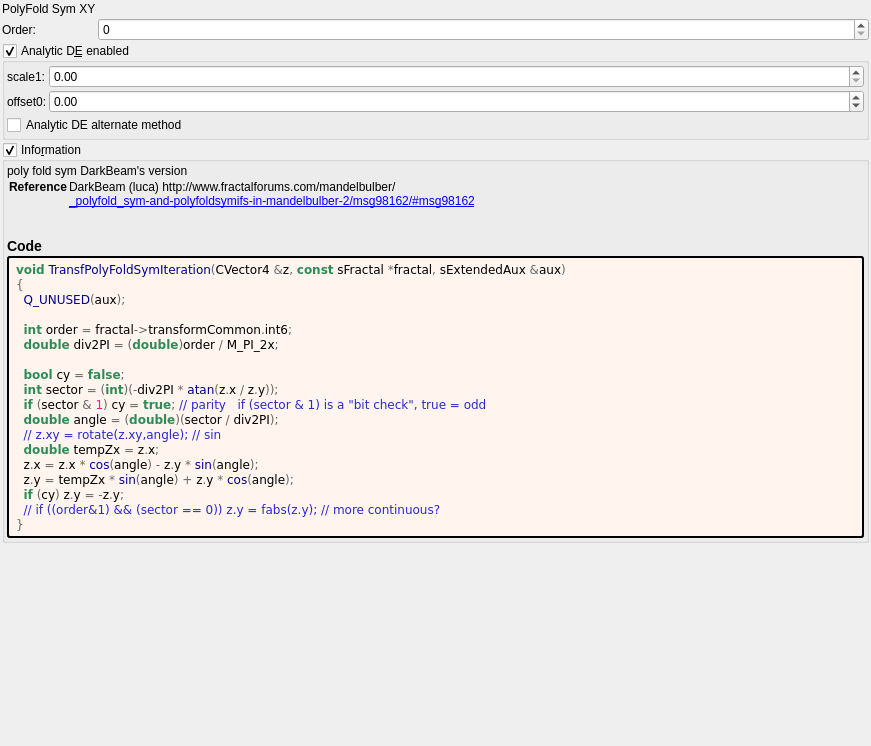
buddhi1980/mandelbulber2, file mandelbulber2/formula/ui/transf_poly_fold_sym.ui: the form before one commit.
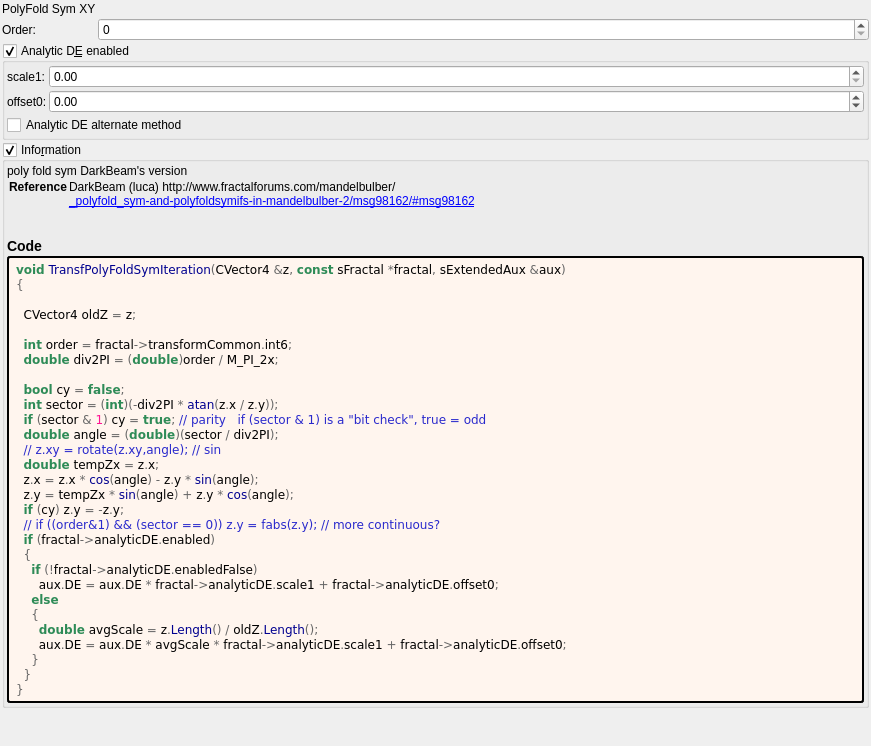
The form after the commit. Custom widgets are drawn as their Qt base class.

What changed in the file:
```diff
--- a/mandelbulber2/formula/ui/transf_poly_fold_sym.ui
+++ b/mandelbulber2/formula/ui/transf_poly_fold_sym.ui
@@ -234,7 +234,8 @@
          <string notr="true">&lt;body style=&quot;background-color:#fff5ee&quot;&gt;
 &lt;pre style=&quot;color:#000000; background-color:#fff5ee;  font-family:'Courier New',monospace;&quot;&gt;&lt;span style=&quot;color:#2e8b57; font-weight:bold&quot;&gt;void&lt;/span&gt; &lt;span style=&quot;color:#00008f&quot;&gt;TransfPolyFoldSymIteration&lt;/span&gt;&lt;span style=&quot;color:#676767&quot;&gt;(&lt;/span&gt;CVector4 &lt;span style=&quot;color:#676767&quot;&gt;&amp;amp;&lt;/span&gt;z&lt;span style=&quot;color:#676767&quot;&gt;,&lt;/span&gt; &lt;span style=&quot;color:#2e8b57; font-weight:bold&quot;&gt;const&lt;/span&gt; sFractal &lt;span style=&quot;color:#676767&quot;&gt;*&lt;/span&gt;fractal&lt;span style=&quot;color:#676767&quot;&gt;,&lt;/span&gt; sExtendedAux &lt;span style=&quot;color:#676767&quot;&gt;&amp;amp;&lt;/span&gt;aux&lt;span style=&quot;color:#676767&quot;&gt;)&lt;/span&gt;
 &lt;span style=&quot;color:#676767&quot;&gt;{&lt;/span&gt;
-  &lt;span style=&quot;color:#00008f&quot;&gt;Q_UNUSED&lt;/span&gt;&lt;span style=&quot;color:#676767&quot;&gt;(&lt;/span&gt;aux&lt;span style=&quot;color:#676767&quot;&gt;);&lt;/span&gt;
+
+  CVector4 oldZ &lt;span style=&quot;color:#676767&quot;&gt;=&lt;/span&gt; z&lt;span style=&quot;color:#676767&quot;&gt;;&lt;/span&gt;
 
   &lt;span style=&quot;color:#2e8b57; font-weight:bold&quot;&gt;int&lt;/span&gt; order &lt;span style=&quot;color:#676767&quot;&gt;=&lt;/span&gt; fractal&lt;span style=&quot;color:#676767&quot;&gt;-&amp;gt;&lt;/span&gt;transformCommon&lt;span style=&quot;color:#676767&quot;&gt;.&lt;/span&gt;int6&lt;span style=&quot;color:#676767&quot;&gt;;&lt;/span&gt;
   &lt;span style=&quot;color:#2e8b57; font-weight:bold&quot;&gt;double&lt;/span&gt; div2PI &lt;span style=&quot;color:#676767&quot;&gt;= (&lt;/span&gt;&lt;span style=&quot;color:#2e8b57; font-weight:bold&quot;&gt;double&lt;/span&gt;&lt;span style=&quot;color:#676767&quot;&gt;)&lt;/span&gt;order &lt;span style=&quot;color:#676767&quot;&gt;/&lt;/span&gt; M_PI_2x&lt;span style=&quot;color:#676767&quot;&gt;;&lt;/span&gt;
@@ -249,6 +250,16 @@
   z&lt;span style=&quot;color:#676767&quot;&gt;.&lt;/span&gt;y &lt;span style=&quot;color:#676767&quot;&gt;=&lt;/span&gt; tempZx &lt;span style=&quot;color:#676767&quot;&gt;*&lt;/span&gt; &lt;span style=&quot;color:#00008f&quot;&gt;sin&lt;/span&gt;&lt;span style=&quot;color:#676767&quot;&gt;(&lt;/span&gt;angle&lt;span style=&quot;color:#676767&quot;&gt;) +&lt;/span&gt; z&lt;span style=&quot;color:#676767&quot;&gt;.&lt;/span&gt;y &lt;span style=&quot;color:#676767&quot;&gt;*&lt;/span&gt; &lt;span style=&quot;color:#00008f&quot;&gt;cos&lt;/span&gt;&lt;span style=&quot;color:#676767&quot;&gt;(&lt;/span&gt;angle&lt;span style=&quot;color:#676767&quot;&gt;);&lt;/span&gt;
   &lt;span style=&quot;color:#2e8b57; font-weight:bold&quot;&gt;if&lt;/span&gt; &lt;span style=&quot;color:#676767&quot;&gt;(&lt;/span&gt;cy&lt;span style=&quot;color:#676767&quot;&gt;)&lt;/span&gt; z&lt;span style=&quot;color:#676767&quot;&gt;.&lt;/span&gt;y &lt;span style=&quot;color:#676767&quot;&gt;= -&lt;/span&gt;z&lt;span style=&quot;color:#676767&quot;&gt;.&lt;/span&gt;y&lt;span style=&quot;color:#676767&quot;&gt;;&lt;/span&gt;
   &lt;span style=&quot;color:#2929cc&quot;&gt;// if ((order&amp;amp;1) &amp;amp;&amp;amp; (sector == 0)) z.y = fabs(z.y); // more continuous?&lt;/span&gt;
+  &lt;span style=&quot;color:#2e8b57; font-weight:bold&quot;&gt;if&lt;/span&gt; &lt;span style=&quot;color:#676767&quot;&gt;(&lt;/span&gt;fractal&lt;span style=&quot;color:#676767&quot;&gt;-&amp;gt;&lt;/span&gt;analyticDE&lt;span style=&quot;color:#676767&quot;&gt;.&lt;/span&gt;enabled&lt;span style=&quot;color:#676767&quot;&gt;)&lt;/span&gt;
+  &lt;span style=&quot;color:#676767&quot;&gt;{&lt;/span&gt;
+    &lt;span style=&quot;color:#2e8b57; font-weight:bold&quot;&gt;if&lt;/span&gt; &lt;span style=&quot;color:#676767&quot;&gt;(!&lt;/span&gt;fractal&lt;span style=&quot;color:#676767&quot;&gt;-&amp;gt;&lt;/span&gt;analyticDE&lt;span style=&quot;color:#676767&quot;&gt;.&lt;/span&gt;enabledFalse&lt;span style=&quot;color:#676767&quot;&gt;)&lt;/span&gt;
+      aux&lt;span style=&quot;color:#676767&quot;&gt;.&lt;/span&gt;DE &lt;span style=&quot;color:#676767&quot;&gt;=&lt;/span&gt; aux&lt;span style=&quot;color:#676767&quot;&gt;.&lt;/span&gt;DE &lt;span style=&quot;color:#676767&quot;&gt;*&lt;/span&gt; fractal&lt;span style=&quot;color:#676767&quot;&gt;-&amp;gt;&lt;/span&gt;analyticDE&lt;span style=&quot;color:#676767&quot;&gt;.&lt;/span&gt;scale1 &lt;span style=&quot;color:#676767&quot;&gt;+&lt;/span&gt; fractal&lt;span style=&quot;color:#676767&quot;&gt;-&amp;gt;&lt;/span&gt;analyticDE&lt;span style=&quot;color:#676767&quot;&gt;.&lt;/span&gt;offset0&lt;span style=&quot;color:#676767&quot;&gt;;&lt;/span&gt;
+    &lt;span style=&quot;color:#2e8b57; font-weight:bold&quot;&gt;else&lt;/span&gt;
+    &lt;span style=&quot;color:#676767&quot;&gt;{&lt;/span&gt;
+      &lt;span style=&quot;color:#2e8b57; font-weight:bold&quot;&gt;double&lt;/span&gt; avgScale &lt;span style=&quot;color:#676767&quot;&gt;=&lt;/span&gt; z&lt;span style=&quot;color:#676767&quot;&gt;.&lt;/span&gt;&lt;span style=&quot;color:#00008f&quot;&gt;Length&lt;/span&gt;&lt;span style=&quot;color:#676767&quot;&gt;() /&lt;/span&gt; oldZ&lt;span style=&quot;color:#676767&quot;&gt;.&lt;/span&gt;&lt;span style=&quot;color:#00008f&quot;&gt;Length&lt;/span&gt;&lt;span style=&quot;color:#676767&quot;&gt;();&lt;/span&gt;
+      aux&lt;span style=&quot;color:#676767&quot;&gt;.&lt;/span&gt;DE &lt;span style=&quot;color:#676767&quot;&gt;=&lt;/span&gt; aux&lt;span style=&quot;color:#676767&quot;&gt;.&lt;/span&gt;DE &lt;span style=&quot;color:#676767&quot;&gt;*&lt;/span&gt; avgScale &lt;span style=&quot;color:#676767&quot;&gt;*&lt;/span&gt; fractal&lt;span style=&quot;color:#676767&quot;&gt;-&amp;gt;&lt;/span&gt;analyticDE&lt;span style=&quot;color:#676767&quot;&gt;.&lt;/span&gt;scale1 &lt;span style=&quot;color:#676767&quot;&gt;+&lt;/span&gt; fractal&lt;span style=&quot;color:#676767&quot;&gt;-&amp;gt;&lt;/span&gt;analyticDE&lt;span style=&quot;color:#676767&quot;&gt;.&lt;/span&gt;offset0&lt;span style=&quot;color:#676767&quot;&gt;;&lt;/span&gt;
+    &lt;span style=&quot;color:#676767&quot;&gt;}&lt;/span&gt;
+  &lt;span style=&quot;color:#676767&quot;&gt;}&lt;/span&gt;
 &lt;span style=&quot;color:#676767&quot;&gt;}&lt;/span&gt;
 &lt;/pre&gt;
 &lt;/body&gt;</string>
```
Left out of the diff: 2 changed lines with no effect on the pictures.
